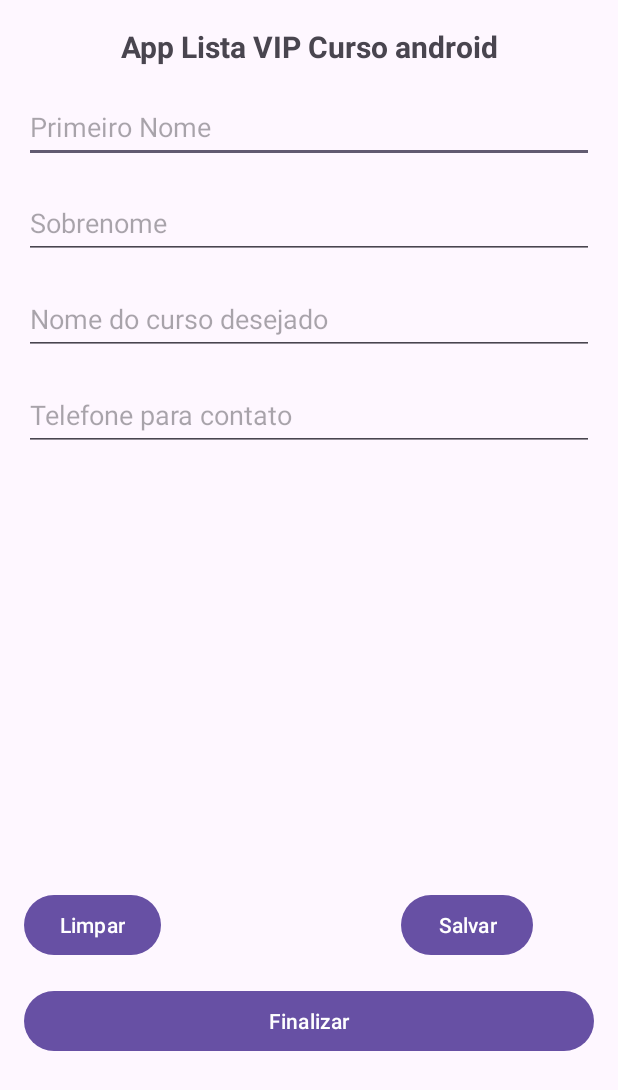
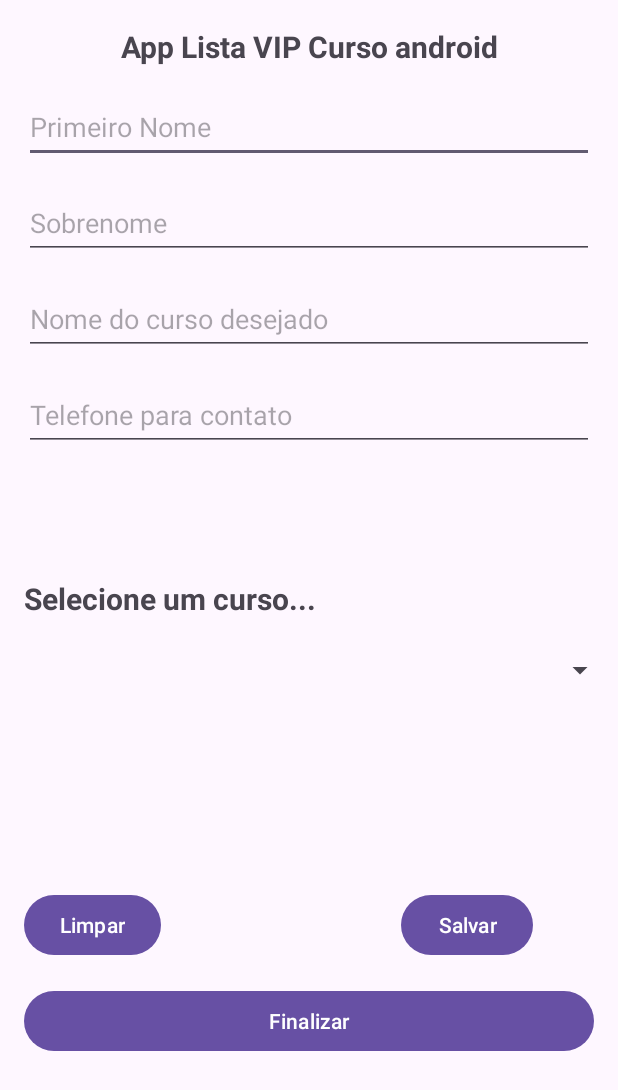
Before and after one commit to FernandoBordinCorrea/AppListaCurso, an Android app: the screen it shows after launch (MainActivity), on a phone screen of 412 x 824 dp. Shown: the top 1090 px of the screen. Run offline under Robolectric (Android 15) with nearby library versions, the phone set to English and light mode, and no system bars.

Commit message:
Layout com spinner

```diff
--- a/app/src/main/res/layout/activity_main.xml
+++ b/app/src/main/res/layout/activity_main.xml
@@ -76,6 +76,31 @@
         app:layout_constraintStart_toStartOf="parent"
         app:layout_constraintTop_toBottomOf="@+id/editCurso" />
 
+    <TextView
+        android:id="@+id/txtSpinner"
+        android:layout_width="wrap_content"
+        android:layout_height="wrap_content"
+        android:text="Selecione um curso..."
+        android:textSize="20sp"
+        android:textStyle="bold"
+        app:layout_constraintBottom_toTopOf="@+id/spinner"
+        app:layout_constraintEnd_toEndOf="parent"
+        app:layout_constraintHorizontal_bias="0.074"
+        app:layout_constraintStart_toStartOf="parent"
+        app:layout_constraintTop_toBottomOf="@+id/editTelefone"
+        app:layout_constraintVertical_bias="0.794" />
+
+    <Spinner
+        android:id="@+id/spinner"
+        android:layout_width="409dp"
+        android:layout_height="wrap_content"
+        android:layout_marginStart="16dp"
+        android:layout_marginEnd="16dp"
+        app:layout_constraintBottom_toTopOf="@+id/btnSalvar"
+        app:layout_constraintEnd_toEndOf="parent"
+        app:layout_constraintStart_toStartOf="parent"
+        app:layout_constraintTop_toBottomOf="@+id/editTelefone" />
+
     <Button
         android:id="@+id/btnLimpar"
         android:layout_width="wrap_content"
@@ -110,4 +135,5 @@
         app:layout_constraintStart_toStartOf="parent"
         app:layout_constraintTop_toBottomOf="@+id/btnSalvar" />
 
+
 </androidx.constraintlayout.widget.ConstraintLayout>
```
